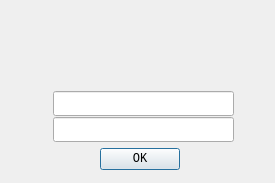
emper0r/aron-conf, file QtUI/dialogLogin.ui: the form before one commit.
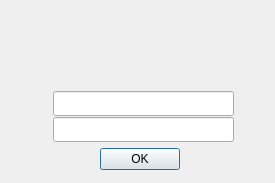
The form after the commit.

```diff
--- a/QtUI/dialogLogin.ui
+++ b/QtUI/dialogLogin.ui
@@ -33,7 +33,7 @@
    </property>
    <property name="font">
     <font>
-     <family>Monospace</family>
+     <family>Helvetica</family>
      <pointsize>9</pointsize>
     </font>
    </property>
```
Left out of the diff: 17 changed lines with no effect on the pictures.
